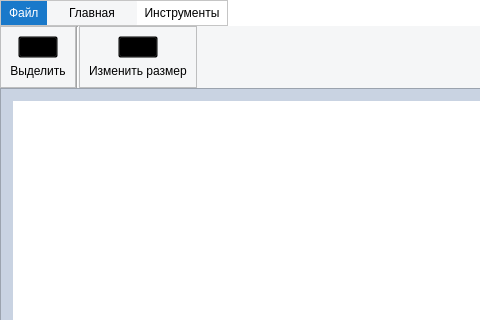
Above: views/ui/main_window.ui from Vityshha/educational-photoshop before the change; both pictures show x 0 to 480 and y 0 to 320 of the 800 by 600 pixel window. Below: the same form after it.
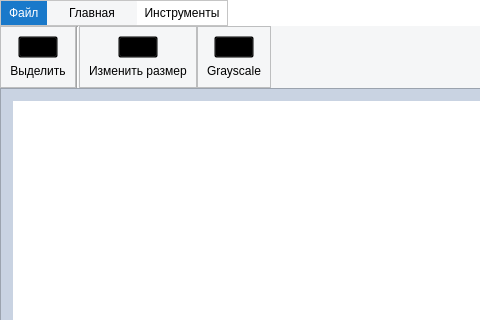
That is the form after the change. Icons and pictures are not drawn.

```diff
--- a/views/ui/main_window.ui
+++ b/views/ui/main_window.ui
@@ -373,6 +373,27 @@
                 <property name="frameShadow">
                  <enum>QFrame::Raised</enum>
                 </property>
+                <layout class="QVBoxLayout" name="verticalLayout_6">
+                 <item alignment="Qt::AlignHCenter">
+                  <widget class="QPushButton" name="btn_grayscale">
+                   <property name="styleSheet">
+                    <string notr="true">image: url(:/newPrefix/images/contrast.png);
+background-color: transparent;
+</string>
+                   </property>
+                   <property name="text">
+                    <string/>
+                   </property>
+                  </widget>
+                 </item>
+                 <item alignment="Qt::AlignHCenter">
+                  <widget class="QLabel" name="label">
+                   <property name="text">
+                    <string>Grayscale</string>
+                   </property>
+                  </widget>
+                 </item>
+                </layout>
                </widget>
               </item>
               <item>
```
